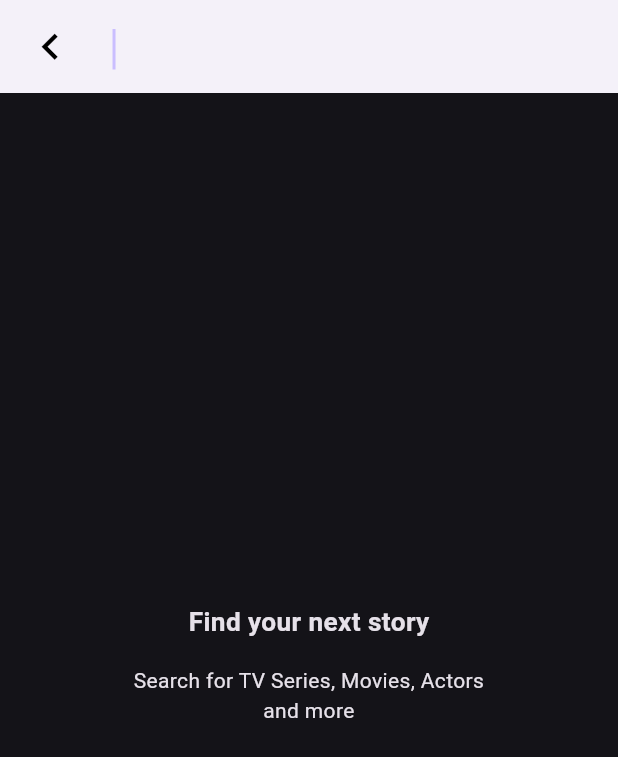
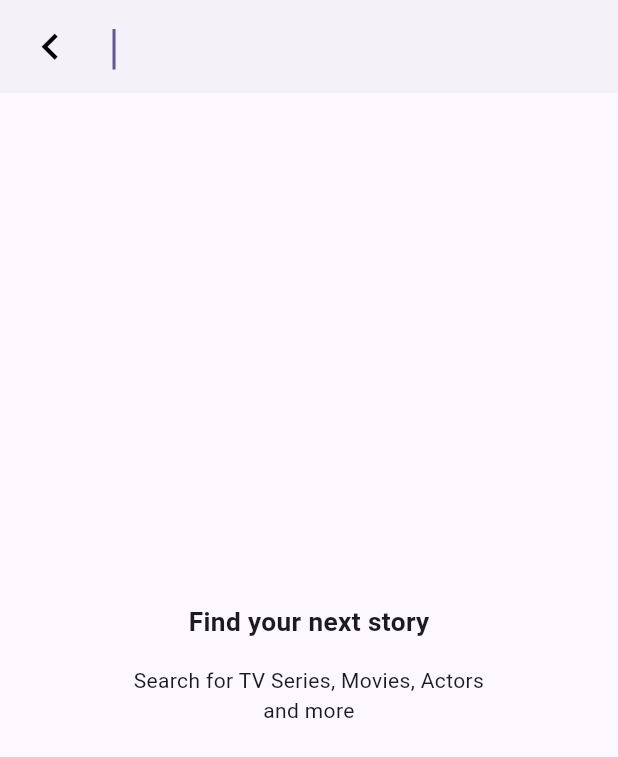
Before and after one commit to Akisan98/Binge, a Flutter app: the screen it shows after launch, item 2 of the bottom bar chosen, after a tap on "TV Series, Movies, or Actors", on a phone screen of 412 x 824 dp. Shown: the top 757 px of the screen. Run offline on Flutter 3.47's test engine with Material 2 defaults, Android fonts, the phone set to English and light mode, and no system bars; our stand-ins replace auto_size_text, cached_network_image, flutter_dotenv, hive, hive_flutter, infinite_scroll_pagination and 3 more; missing offline and left inert: dart:ffi, progress_indicator; accounts and stored records are empty; network calls fail.

Commit message:
Smaller Fixes

```diff
--- a/lib/main.dart
+++ b/lib/main.dart
@@ -119,8 +119,8 @@ class Binge extends StatelessWidget {
             ),
           ),
         ),
-        themeMode: ThemeMode.dark,
+        themeMode: ThemeMode.system,
         debugShowCheckedModeBanner: false,
-        home: NavigationTest(),
+        home: const NavigationTest(),
       );
 }
--- a/lib/pages/db_res.dart
+++ b/lib/pages/db_res.dart
@@ -80,9 +80,15 @@ class DBRes extends StatelessWidget {
                             title: 'Home',
                           ),
                         ),
+                        Spacer(
+                          flex: 3,
+                        ),
                         NoContent(
                             message:
-                                'You are all up to date, how about starting a new show or movie?')
+                                'You are all up to date, how about starting a new show or movie?'),
+                        Spacer(
+                          flex: 4,
+                        )
                       ],
                     );
             },
--- a/lib/pages/detail_page.dart
+++ b/lib/pages/detail_page.dart
@@ -101,6 +101,7 @@ class DetailPageState extends State<DetailPage> {
           }
 
           log('No New Episodes');
+
           return null;
         } else {
           final episodes = season.episodes ?? 0;
--- a/lib/pages/my_library.dart
+++ b/lib/pages/my_library.dart
@@ -18,12 +18,9 @@ class MyLibrary extends StatelessWidget {
   Widget build(BuildContext context) => SafeArea(
         child: ValueListenableBuilder<Box<MediaContent>>(
           valueListenable: Hive.box<MediaContent>('myBox').listenable(),
-          builder: (context, box, widget) => SingleChildScrollView(
-            physics: box.values.isNotEmpty
-                ? const ScrollPhysics()
-                : const NeverScrollableScrollPhysics(),
-            child: box.values.isNotEmpty
-                ? Column(
+          builder: (context, box, widget) => box.values.isNotEmpty
+              ? SingleChildScrollView(
+                  child: Column(
                     mainAxisSize: MainAxisSize.min,
                     children: [
                       Padding(
@@ -44,7 +41,9 @@ class MyLibrary extends StatelessWidget {
                       Released(db: box), NotReleased(db: box)
                     ],
                   )
-                : Column(
+
+          )
+              : Column(
                     children: [
                       const Padding(
                         padding: EdgeInsets.only(
@@ -56,13 +55,20 @@ class MyLibrary extends StatelessWidget {
                           icon: Icons.settings,
                         ),
                       ),
-                      const NoContent(
+
+
+                    Spacer(
+                      flex: 3,
+                    ),
+                    NoContent(
                         message:
                             'You have no content. How about starting by adding a new show or movie?',
                       ),
+                    Spacer(
+                      flex: 4,
+                    )
                     ],
-                  ),
-          ),
+                ),
         ),
       );
 }
@@ -384,13 +390,13 @@ class NotReleased extends StatelessWidget {
 
   final Box<MediaContent> db;
 
-  // Returning Series, Ended, Canceled, Released, Post Production, In Production
-  @override
+  // Returning Series, Ended, Canceled, Released, Post Production, In Production, Planned
   Widget build(BuildContext context) {
     final items = db.values.where((element) {
       if ((element.type == MediaType.movie &&
                   (element.status == 'In Production' ||
-                      element.status == 'Post Production') ||
+                      element.status == 'Post Production' ||
+                      element.status == 'Planned') ||
               (element.type == MediaType.tvSeries &&
                   (element.status == 'In Production' ||
                       element.status == 'Post Production' ||
--- a/lib/views/no_content.dart
+++ b/lib/views/no_content.dart
@@ -8,7 +8,9 @@ class NoContent extends StatelessWidget {
   @override
   Widget build(BuildContext context) => Padding(
         padding: EdgeInsets.only(
-            top: (MediaQuery.of(context).size.height) / 4, left: 32, right: 32),
+          left: 32,
+          right: 32,
+        ),
         child: Container(
           decoration: const BoxDecoration(
               color: Color.fromARGB(255, 65, 53, 67),
--- a/lib/views/search_history.dart
+++ b/lib/views/search_history.dart
@@ -1,4 +1,5 @@
 import 'dart:convert';
+import 'dart:developer';
 import 'package:flutter/material.dart';
 
 import '../models/tmdb/tmdb_result.dart';
@@ -50,7 +51,7 @@ class HistoryList extends StatelessWidget {
                   ),
                 ),
               ),
-              for (int i = 0; i < history.length - 1; i++)
+              for (int i = 0; i < history.length; i++)
                 SizedBox(
                   height: 170,
                   child: ListCard(
--- a/lib/views/season_list.dart
+++ b/lib/views/season_list.dart
@@ -160,8 +160,10 @@ class _SeasonCardState extends State<SeasonCard> {
 
               setState(() {});
             },
-            icon: const Icon(
-              Icons.add,
+            icon: Icon(
+              widget.season.episodesSeen != widget.season.episodes
+                  ? Icons.add
+                  : Icons.check,
               // color: Colors.purple,
             ),
           ),
```
Also changed, not shown: lib/models/tmdb/tmdb_detail.dart (+4 -3 lines).
